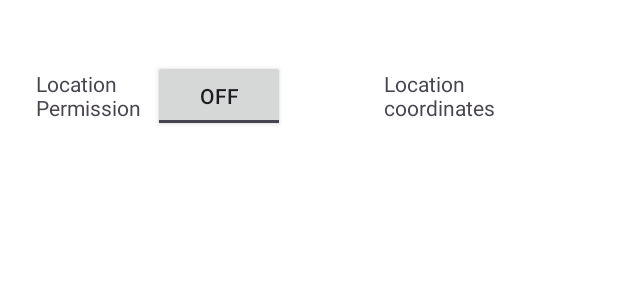
After one commit to cs-cbonh002/The-Coupon-App, an Android app: the layout settings.xml on its own in the app's theme, with its tools: preview values and no code run, on a phone screen of 412 x 824 dp. The commit adds this screen. Shown: the top 300 px of the screen. Run offline under Robolectric (Android 15) with nearby library versions, the phone set to English and light mode, and no system bars.

Commit message:
Added settings and GPS location. needs tests and other settings permissions

```diff
--- /dev/null
+++ b/app/src/main/res/layout/settings.xml
@@ -0,0 +1,43 @@
+<androidx.constraintlayout.widget.ConstraintLayout xmlns:android="http://schemas.android.com/apk/res/android"
+    xmlns:app="http://schemas.android.com/apk/res-auto"
+    xmlns:tools="http://schemas.android.com/tools"
+    android:layout_width="match_parent"
+    android:layout_height="match_parent"
+    android:background="@color/white"
+    android:padding="16dp"
+    tools:context=".SettingsActivity">
+
+    <ToggleButton
+        android:id="@+id/locationButton"
+        android:layout_width="0dp"
+        android:layout_height="wrap_content"
+        android:layout_marginStart="8dp"
+        android:layout_marginTop="24dp"
+        app:layout_constraintStart_toEndOf="@+id/LocationHeader"
+        app:layout_constraintTop_toTopOf="parent" />
+
+    <TextView
+        android:id="@+id/LocationHeader"
+        android:layout_width="wrap_content"
+        android:layout_height="0dp"
+        android:layout_marginStart="8dp"
+        android:gravity="center_vertical"
+        android:text="@string/location_permission"
+        app:layout_constraintBottom_toBottomOf="@+id/locationButton"
+        app:layout_constraintStart_toStartOf="parent"
+        app:layout_constraintTop_toTopOf="@+id/locationButton" />
+
+    <TextView
+        android:id="@+id/LocationCoord"
+        android:layout_width="wrap_content"
+        android:layout_height="0dp"
+        android:layout_marginStart="8dp"
+        android:layout_marginEnd="8dp"
+        android:gravity="center_vertical"
+        android:text="@string/location_coordinates"
+        app:layout_constraintBottom_toBottomOf="@+id/locationButton"
+        app:layout_constraintEnd_toEndOf="parent"
+        app:layout_constraintStart_toEndOf="@+id/locationButton"
+        app:layout_constraintTop_toTopOf="@+id/locationButton" />
+
+</androidx.constraintlayout.widget.ConstraintLayout>
--- /dev/null
+++ b/app/src/main/res/values-land/dimens.xml
@@ -0,0 +1,3 @@
+<resources>
+      <dimen name="fab_margin">48dp</dimen>
+   </resources>
--- /dev/null
+++ b/app/src/main/res/values-v23/themes.xml
@@ -0,0 +1,8 @@
+<resources xmlns:tools="http://schemas.android.com/tools">
+  <style name="Theme.TheCouponApp" parent="Base.Theme.TheCouponApp">
+    <!-- Transparent system bars for edge-to-edge. -->
+    <item name="android:navigationBarColor">@android:color/transparent</item>
+    <item name="android:statusBarColor">@android:color/transparent</item>
+    <item name="android:windowLightStatusBar">?attr/isLightTheme</item>
+  </style>
+</resources>
--- /dev/null
+++ b/app/src/main/res/values-w1240dp/dimens.xml
@@ -0,0 +1,3 @@
+<resources>
+      <dimen name="fab_margin">200dp</dimen>
+   </resources>
--- /dev/null
+++ b/app/src/main/res/values-w600dp/dimens.xml
@@ -0,0 +1,3 @@
+<resources>
+      <dimen name="fab_margin">48dp</dimen>
+   </resources>
--- /dev/null
+++ b/app/src/main/res/values/dimens.xml
@@ -0,0 +1,3 @@
+<resources>
+      <dimen name="fab_margin">16dp</dimen>
+   </resources>
```
Also changed, not shown: app/build.gradle.kts (+15 -0 lines), app/src/main/AndroidManifest.xml (+17 -3 lines), app/src/main/java/edu/odu/cs/teamblack/cs411/thecouponapp/LoginActivity.java (+8 -1 lines), app/src/main/java/edu/odu/cs/teamblack/cs411/thecouponapp/SettingsActivity.java (added, +193 -0 lines), app/src/main/res/layout/activity_login.xml (+9 -0 lines), app/src/main/res/values/strings.xml (+46 -0 lines), 1 other file.
